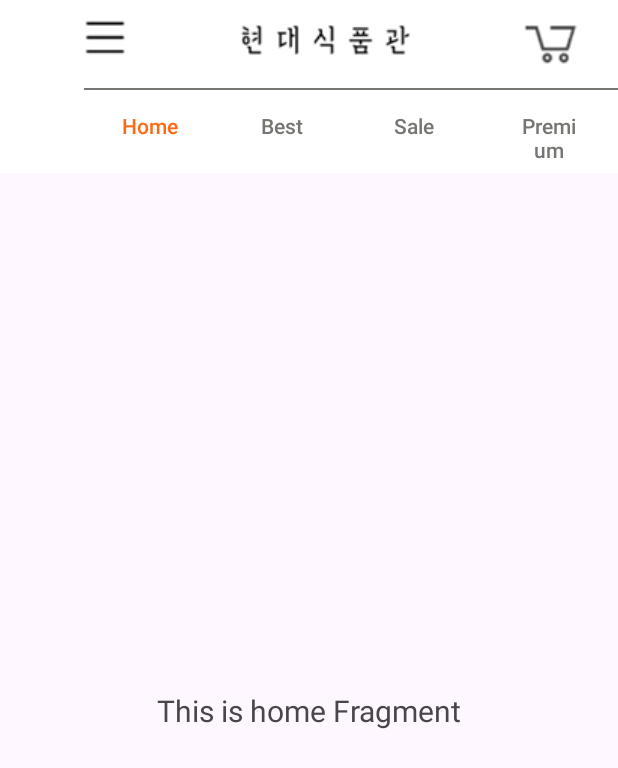
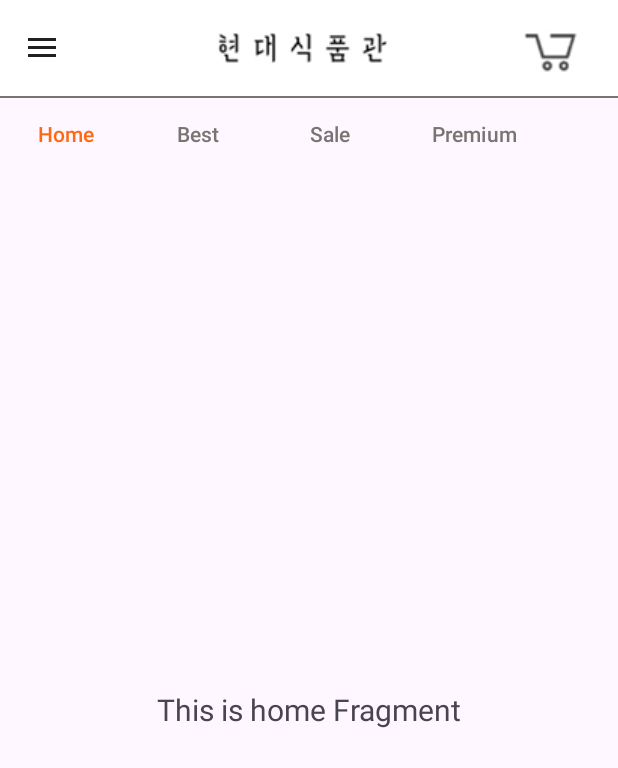
Before and after one commit to chocomochalatte/bundlebundle, an Android app: the screen it shows after launch (BasicActivity), on a phone screen of 412 x 824 dp. Shown: the top 768 px of the screen. Run offline under Robolectric (Android 15) with nearby library versions, the light colour scheme and no system bars; our stand-ins replace navigation-ui.

Commit message:
feat: navigation drawer + toolbar 구현 완료

```diff
--- a/app/src/main/java/com/example/bundlebundle/BasicActivity.kt
+++ b/app/src/main/java/com/example/bundlebundle/BasicActivity.kt
@@ -3,7 +3,7 @@
 import android.os.Bundle
 import android.view.Menu
 import android.view.View
-import com.google.android.material.snackbar.Snackbar
+import androidx.appcompat.app.ActionBarDrawerToggle
 import com.google.android.material.navigation.NavigationView
 import androidx.navigation.findNavController
 import androidx.navigation.ui.AppBarConfiguration
@@ -12,6 +12,8 @@
 import androidx.navigation.ui.setupWithNavController
 import androidx.drawerlayout.widget.DrawerLayout
 import androidx.appcompat.app.AppCompatActivity
+import androidx.core.content.ContextCompat
+import androidx.core.view.GravityCompat
 import com.example.bundlebundle.databinding.ActivityBasicBinding
 
 class BasicActivity : AppCompatActivity() {
@@ -25,9 +27,8 @@
         binding = ActivityBasicBinding.inflate(layoutInflater)
         setContentView(binding.root)
 
-        setSupportActionBar(binding.appBarBasic.toolbar)
+        setSupportActionBar(binding.toolbarMain.toolbar)
 
-        val drawerLayout: DrawerLayout = binding.drawerLayout
         val navView: NavigationView = binding.navView
         val navController = findNavController(R.id.nav_host_fragment_content_basic)
 
@@ -36,6 +37,7 @@
 
         setupActionBarWithNavController(navController, appBarConfiguration)
         navView.setupWithNavController(navController)
+
     }
 
     protected open fun setTopLevelMainFragment(): Set<Int> {
@@ -60,7 +62,7 @@
         return navController.navigateUp(appBarConfiguration) || super.onSupportNavigateUp()
     }
 
-    fun onCloseDrawer(view: View) {
+    fun onCloseDrawer() {
         binding.drawerLayout.closeDrawers()
     }
 }
--- a/app/src/main/res/layout/activity_basic.xml
+++ b/app/src/main/res/layout/activity_basic.xml
@@ -9,7 +9,7 @@
     tools:openDrawer="start">
 
     <include
-        android:id="@+id/app_bar_basic"
+        android:id="@+id/toolbar_main"
         layout="@layout/app_bar_basic"
         android:layout_width="match_parent"
         android:layout_height="match_parent" />
--- a/app/src/main/res/layout/app_bar_basic.xml
+++ b/app/src/main/res/layout/app_bar_basic.xml
@@ -16,13 +16,16 @@
             android:layout_width="match_parent"
             android:layout_height="wrap_content"
             android:background="@color/white"
+            android:contentInsetLeft="0dp"
+            android:contentInsetStart="0dp"
+            app:contentInsetLeft="0dp"
+            app:contentInsetStart="0dp"
+            android:contentInsetRight="0dp"
+            android:contentInsetEnd="0dp"
+            app:contentInsetRight="0dp"
+            app:contentInsetEnd="0dp"
             android:theme="@style/ThemeOverlay.AppCompat.ActionBar"
-            app:popupTheme="@style/ThemeOverlay.AppCompat.Light">
-
-            <LinearLayout
-                android:layout_width="match_parent"
-                android:layout_height="wrap_content"
-                android:orientation="vertical">
+            app:popupTheme="@style/ThemeOverlay.AppCompat.Dark">
 
                 <LinearLayout
                     android:layout_width="match_parent"
@@ -33,12 +36,12 @@
                     android:orientation="horizontal">
 
                     <!-- 왼쪽 요소 -->
-                    <ImageButton
-                        android:id="@+id/menuButton"
-                        android:layout_width="wrap_content"
-                        android:layout_height="wrap_content"
-                        android:background="@color/white"
-                        android:src="@drawable/menu" />
+<!--                    <ImageButton-->
+<!--                        android:id="@+id/menuButton"-->
+<!--                        android:layout_width="wrap_content"-->
+<!--                        android:layout_height="wrap_content"-->
+<!--                        android:background="@color/white"-->
+<!--                        android:src="@drawable/ic_menu" />-->
 
                     <!-- 가운데 요소 -->
                     <ImageButton
@@ -76,12 +79,13 @@
                             android:visibility="invisible" />
                     </RelativeLayout>
                 </LinearLayout>
+        </androidx.appcompat.widget.Toolbar>
+
         <!-- 수평선 -->
         <View
             android:layout_width="match_parent"
             android:layout_height="1dp"
-                    android:background="@color/middle_gray"
-                    android:layout_marginLeft="-10dp"/>
+            android:background="@color/middle_gray" />
 
         <LinearLayout
             android:layout_width="match_parent"
@@ -128,11 +132,6 @@
                 android:textColor="@color/middle_gray" />
         </LinearLayout>
 
-
-            </LinearLayout>
-
-        </androidx.appcompat.widget.Toolbar>
-
     </com.google.android.material.appbar.AppBarLayout>
 
     <include layout="@layout/content_basic" />
--- a/app/src/main/res/layout/content_basic.xml
+++ b/app/src/main/res/layout/content_basic.xml
@@ -17,5 +17,5 @@
         app:layout_constraintLeft_toLeftOf="parent"
         app:layout_constraintRight_toRightOf="parent"
         app:layout_constraintTop_toTopOf="parent"
-        app:navGraph="@navigation/mobile_navigation2" />
+        app:navGraph="@navigation/mobile_navigation" />
 </androidx.constraintlayout.widget.ConstraintLayout>
--- a/app/src/main/res/layout/maintoolbar.xml
+++ b/app/src/main/res/layout/maintoolbar.xml
@@ -28,7 +28,7 @@
                 android:layout_width="wrap_content"
                 android:layout_height="wrap_content"
                 android:background="@color/white"
-                android:src="@drawable/menu" />
+                android:src="@drawable/ic_menu" />
 
             <!-- 가운데 요소 -->
             <ImageButton
--- a/app/src/main/res/values/themes.xml
+++ b/app/src/main/res/values/themes.xml
@@ -16,7 +16,13 @@
         <!-- 테마에 관련된 속성들 -->
     </style>
 
-    <style name="Theme.BundleBundle.AppBarOverlay" parent="ThemeOverlay.AppCompat.Dark.ActionBar" />
+    <style name="Theme.BundleBundle.AppBarOverlay" parent="ThemeOverlay.AppCompat.Light">
+        <item name="contentInsetStart">-20dp</item>
+        <item name="colorPrimary">@color/white</item>
+        <item name="colorPrimaryDark">@color/dark_gray</item>
+        <item name="colorAccent">@color/dark_gray</item>
+    </style>
+
 
     <style name="Theme.BundleBundle.PopupOverlay" parent="ThemeOverlay.AppCompat.Light" />
 </resources>
```
Also changed, not shown: app/src/main/res/drawable/ic_menu.png (renamed from app/src/main/res/drawable/menu.png), app/src/main/res/navigation/mobile_navigation.xml (renamed from app/src/main/res/navigation/mobile_navigation2.xml). Lines whose indentation alone changed are shown as unchanged.
